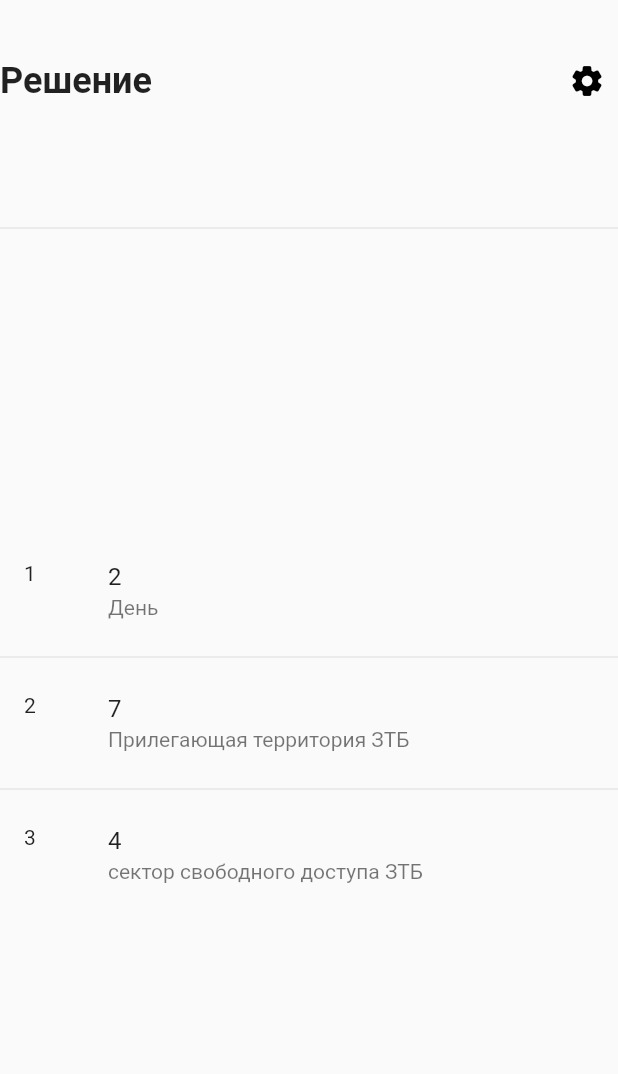
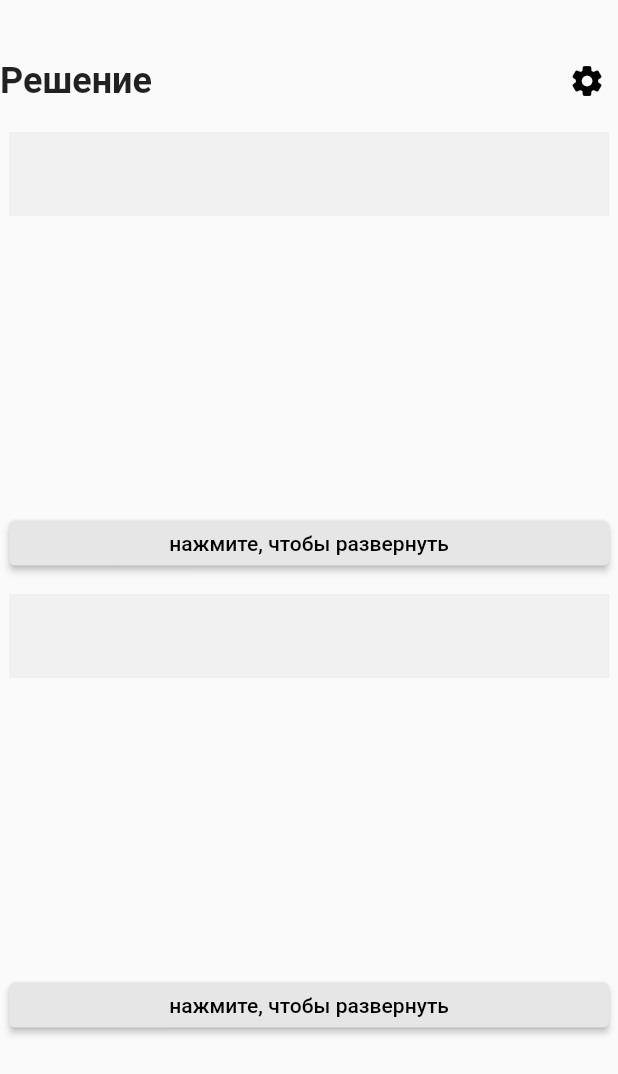
Before and after one commit to Nikita78873/TestApp, a Flutter app: the ReadJsons screen opened by its route, on a phone screen of 412 x 824 dp. Shown: the top 1074 px of the screen. Run offline on Flutter 3.47's test engine with Material 2 defaults, Android fonts, the phone set to English and light mode, and no system bars.

Commit message:
rec upd
almost ready

```diff
--- a/flutter_application_1/lib/main.dart
+++ b/flutter_application_1/lib/main.dart
@@ -1,5 +1,7 @@
 import 'package:flutter/material.dart';
 import 'package:flutter_application_1/pages/firstpage.dart';
+import 'package:flutter_application_1/pages/instpage1.dart';
+import 'package:flutter_application_1/pages/instpage2.dart';
 import 'package:flutter_application_1/pages/instructionpage.dart';
 import 'package:flutter_application_1/pages/testpage.dart';
 
@@ -11,6 +13,8 @@ void main() => runApp(MaterialApp(
     '/':(context) => FirstPage(activebut: false, fineinstruction: "322"),
     '/primary':(context) => ReadJsons(fineinstruction: ""),
     '/secondary':(context) => TestPage(),
+    '/instructionsopened':(context) => Instpageone(fineinstruction: "222",),
+    '/instructionsopened2':(context) => Instpagetwo(fineinstruction: "322"),
   },
 ),
 );
--- a/flutter_application_1/lib/pages/instructionpage.dart
+++ b/flutter_application_1/lib/pages/instructionpage.dart
@@ -5,6 +5,8 @@ import 'dart:convert';
 import 'dart:async';
 
 import 'package:flutter/services.dart';
+import 'package:flutter_application_1/pages/instpage1.dart';
+import 'package:flutter_application_1/pages/testpage.dart';
 
 
 class ReadJsons extends StatefulWidget {
@@ -28,6 +30,9 @@ class _ReadJSonsState extends State<ReadJsons> {
       _items = data["encoding_attribute"];
     });
   }
+
+  final ScrollController controller = ScrollController();
+  final ScrollController controller2 = ScrollController();
 
   @override
   Widget build(BuildContext context) {
@@ -73,48 +78,100 @@ class _ReadJSonsState extends State<ReadJsons> {
           ),
         ),
         Container(
-        margin: EdgeInsets.only(top: 10, bottom: 10),
+          margin: EdgeInsets.only(top: 10),
           child: SizedBox(
             height: 250,
+            width: 400,
+            child: Scrollbar(
+              thickness: 20.0,
+              thumbVisibility: true,
+              controller: controller,
               child: ListView.builder(
+                controller: controller,
                 itemCount: 1,
                 itemBuilder: (BuildContext context, int index) {
                   return Container(
+                    color: Color.fromRGBO(240, 240, 240, 3),
                     child: Column(
                       children: [
                         ListTile(
                           title: Text(fineinstruction),
                         ),
-                        Divider(),
                       ]
                     )
                   );
                 }
-              ),
+              )
             )
+          )
         ),
         Container(
-        margin: EdgeInsets.only(top: 10, bottom: 10),
+          child: ElevatedButton(
+            onPressed: () {
+              Navigator.push(
+                context,
+                MaterialPageRoute(builder: (context) => Instpageone(fineinstruction: fineinstruction)),
+              );
+            },
+            style: ButtonStyle(
+              minimumSize: MaterialStateProperty.all(const Size(400, 30)),
+              backgroundColor: MaterialStateProperty.all<Color>(const Color.fromRGBO(230, 230, 230, 3)),
+            ),
+            child: const Text(
+              "нажмите, чтобы развернуть",
+              style: TextStyle(
+                color: Colors.black,
+              ),
+            ),
+          ),
+        ),
+        Container(
+          margin: EdgeInsets.only(top: 10),
           child: SizedBox(
             height: 250,
+            width: 400,
+            child: Scrollbar(
+              thickness: 20.0,
+              thumbVisibility: true,
+              controller: controller2,
               child: ListView.builder(
-                itemCount: _items.length,
+                controller: controller2,
+                itemCount: 1,
                 itemBuilder: (BuildContext context, int index) {
                   return Container(
+                    color: Color.fromRGBO(240, 240, 240, 3),
                     child: Column(
                       children: [
                         ListTile(
-                          leading: Text(_items[index]["sign"]),
-                          title: Text(_items[index]["number"]),
-                          subtitle: Text(_items[index]["n1"]),
+                          title: Text(fineinstruction),
                         ),
-                        Divider(),
                       ]
                     )
                   );
                 }
+              )
+            )
+          )
+        ),
+        Container(
+          child: ElevatedButton(
+            onPressed: () {
+              Navigator.push(
+                context,
+                MaterialPageRoute(builder: (context) => Instpageone(fineinstruction: fineinstruction)),
+              );
+            },
+            style: ButtonStyle(
+              minimumSize: MaterialStateProperty.all(const Size(400, 30)),
+              backgroundColor: MaterialStateProperty.all<Color>(const Color.fromRGBO(230, 230, 230, 3)),
+            ),
+            child: const Text(
+              "нажмите, чтобы развернуть",
+              style: TextStyle(
+                color: Colors.black,
               ),
-            )
+            ),
+          ),
         ),
       ]),
     )
--- a/flutter_application_1/lib/pages/testpage.dart
+++ b/flutter_application_1/lib/pages/testpage.dart
@@ -5,7 +5,6 @@ import 'dart:convert';
 import 'dart:async';
 
 import 'package:flutter/services.dart';
-import 'package:flutter_application_1/pages/instructionpage.dart';
 
 import 'firstpage.dart';
 
```
Also changed, not shown: flutter_application_1/lib/pages/instpage1.dart (added, +52 -0 lines), flutter_application_1/lib/pages/instpage2.dart (added, +52 -0 lines).
